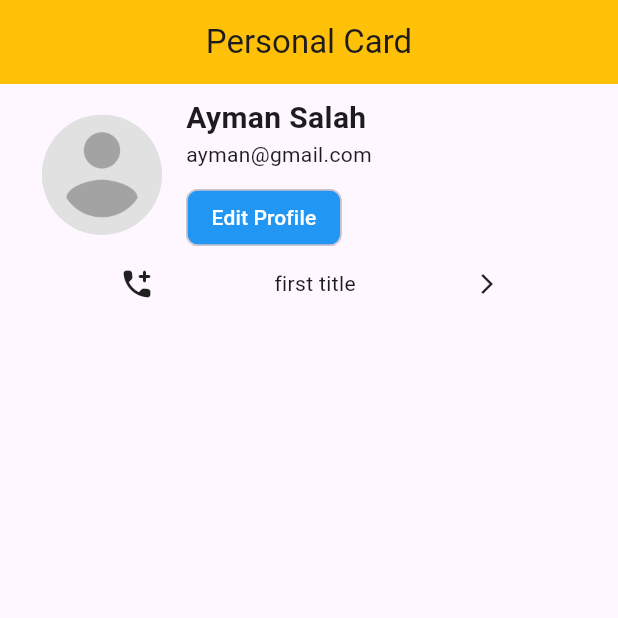
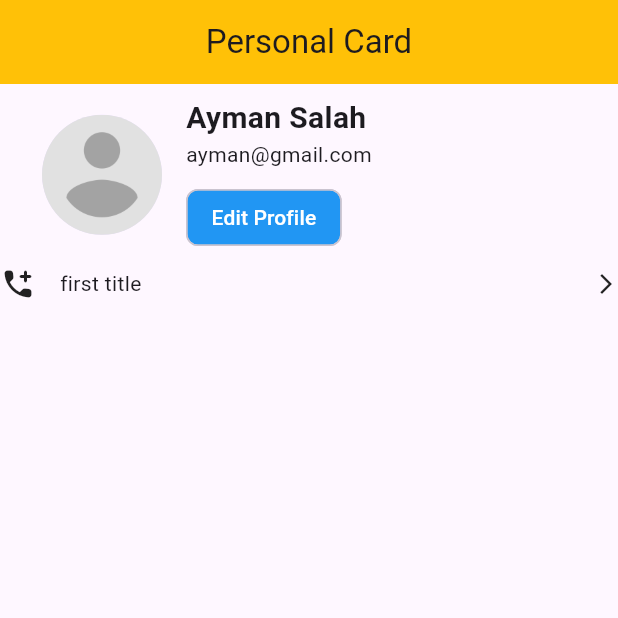
Before and after one commit to aymanSalahA/nti_user_card, a Flutter app: the screen it shows after launch, on a phone screen of 412 x 824 dp, the top half of it. Run offline on Flutter 3.47's test engine with Material 3 defaults, Android fonts, the phone set to English and light mode, and no system bars.

Commit message:
List tile enhanced

```diff
--- a/lib/widgets/custom_list_tile.dart
+++ b/lib/widgets/custom_list_tile.dart
@@ -9,10 +9,10 @@ class CustomListTile extends StatelessWidget {
   @override
   Widget build(BuildContext context) {
     return Row(
-      mainAxisAlignment: MainAxisAlignment.spaceEvenly,
       children: [
         Icon(infoModel.icon),
-        Text(infoModel.title),
+        const SizedBox(width: 16),
+        Expanded(child: Text(infoModel.title)),
         Icon(Icons.arrow_forward_ios, size: 16),
       ],
     );
```
